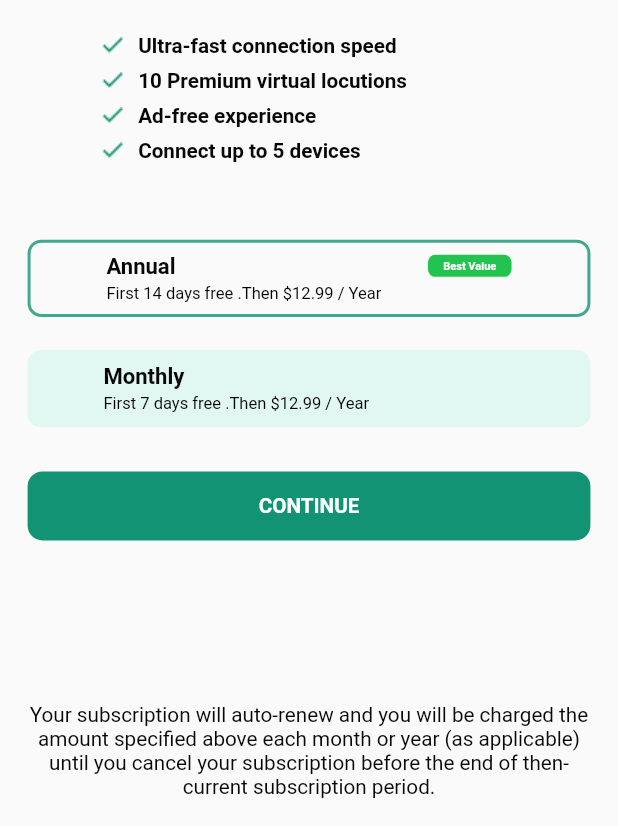
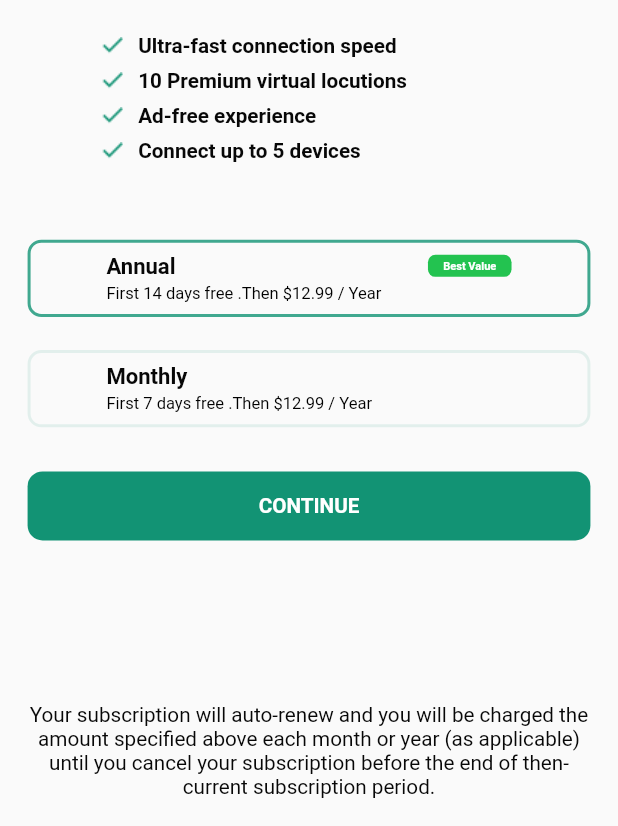
Before and after one commit to Sherajul-Shakil/Tag-VPN, a Flutter app: the PaymentPage screen opened directly, on a phone screen of 412 x 824 dp, the part 410-1236 px from its top. Run offline on Flutter 3.47's test engine with Material 2 defaults, Android fonts, the phone set to English and light mode, and no system bars; our stand-ins replace carousel_slider, cloud_firestore, device_info_plus, dio, email_validator, firebase_auth and 11 more; missing offline and left inert: flutter_stripe; accounts and stored records are empty; network calls fail.

Commit message:
3rd day end

```diff
--- a/lib/views/premium_subscription_page/payment_page.dart
+++ b/lib/views/premium_subscription_page/payment_page.dart
@@ -22,6 +22,8 @@ class PaymentPage extends StatefulWidget {
 
 class _PaymentPageState extends State<PaymentPage> {
   Map<String, dynamic>? paymentIntentData;
+
+  bool isAnnual = true;
   @override
   Widget build(BuildContext context) {
     return SafeArea(
@@ -106,12 +108,20 @@ class _PaymentPageState extends State<PaymentPage> {
           //   ],
           // ),
           SizedBox(height: Dimensions.heightSize8 * 6),
-          Container(
+          InkWell(
+            onTap: () {
+              setState(() {
+                isAnnual = true;
+              });
+            },
+            child: Container(
               height: 56.h,
               decoration: BoxDecoration(
                 borderRadius: BorderRadius.circular(Dimensions.radius),
                 border: Border.all(
-                color: CustomColor.borderColor.withOpacity(0.80),
+                  color: isAnnual
+                      ? CustomColor.borderColor.withOpacity(0.80)
+                      : CustomColor.borderColor.withOpacity(0.10),
                   width: 2,
                 ),
               ),
@@ -152,13 +162,25 @@ class _PaymentPageState extends State<PaymentPage> {
                 ),
               ),
             ),
+          ),
           SizedBox(height: Dimensions.heightSize8 * 3),
-          Container(
+          InkWell(
+            onTap: () {
+              setState(() {
+                isAnnual = false;
+              });
+            },
+            child: Container(
               height: 56.h,
               width: double.infinity,
               decoration: BoxDecoration(
-              color: CustomColor.buttonNormalBgColor,
                 borderRadius: BorderRadius.circular(Dimensions.radius),
+                border: Border.all(
+                  color: isAnnual
+                      ? CustomColor.borderColor.withOpacity(0.10)
+                      : CustomColor.borderColor.withOpacity(0.80),
+                  width: 2,
+                ),
               ),
               child: Padding(
                 padding: EdgeInsets.symmetric(horizontal: 55.r),
@@ -172,6 +194,7 @@ class _PaymentPageState extends State<PaymentPage> {
                     Text(CustomString.PremiumMonthlyDesc,
                         style: CustomTextStyle.Black400),
                   ],
+                ),
               ),
             ),
           ),
```
Also changed, not shown: lib/views/authentication_screens/forget_password_page.dart (+5 -4 lines), lib/views/authentication_screens/login_page.dart (+6 -8 lines), lib/views/location_select_page.dart (+12 -1 lines). Lines whose indentation alone changed are shown as unchanged.
